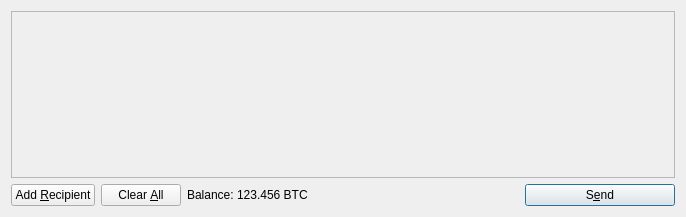
The window that src/qt/forms/sendcoinsdialog.ui (staticlace/bitcoin) describes before a commit, drawn with Qt 5.
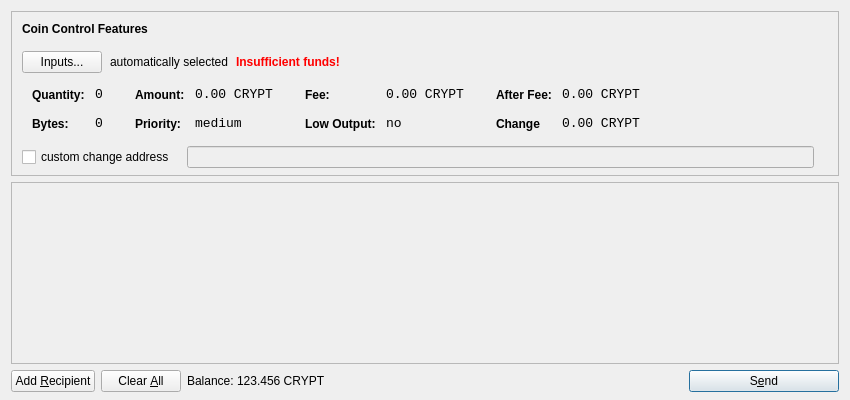
The same window after the commit. Icons and pictures are not drawn.

The edit to the form file:
```diff
--- a/src/qt/forms/sendcoinsdialog.ui
+++ b/src/qt/forms/sendcoinsdialog.ui
@@ -6,14 +6,615 @@
    <rect>
     <x>0</x>
     <y>0</y>
-    <width>686</width>
-    <height>217</height>
+    <width>850</width>
+    <height>400</height>
    </rect>
   </property>
   <property name="windowTitle">
    <string>Send Coins</string>
   </property>
-  <layout class="QVBoxLayout" name="verticalLayout">
+  <layout class="QVBoxLayout" name="verticalLayout" stretch="0,1,0">
+   <property name="bottomMargin">
+    <number>8</number>
+   </property>
+   <item>
+    <widget class="QFrame" name="frameCoinControl">
+     <property name="sizePolicy">
+      <sizepolicy hsizetype="Expanding" vsizetype="Expanding">
+       <horstretch>0</horstretch>
+       <verstretch>0</verstretch>
+      </sizepolicy>
+     </property>
+     <property name="maximumSize">
+      <size>
+       <width>16777215</width>
+       <height>16777215</height>
+      </size>
+     </property>
+     <property name="frameShape">
+      <enum>QFrame::StyledPanel</enum>
+     </property>
+     <property name="frameShadow">
+      <enum>QFrame::Sunken</enum>
+     </property>
+     <layout class="QVBoxLayout" name="verticalLayoutCoinControl2">
+      <property name="spacing">
+       <number>-1</number>
+      </property>
+      <property name="leftMargin">
+       <number>0</number>
+      </property>
+      <property name="topMargin">
+       <number>0</number>
+      </property>
+      <property name="rightMargin">
+       <number>0</number>
+      </property>
+      <property name="bottomMargin">
+       <number>6</number>
+      </property>
+      <item>
+       <layout class="QVBoxLayout" name="verticalLayoutCoinControl" stretch="0,0,0,0,1">
+        <property name="spacing">
+         <number>0</number>
+        </property>
+        <property name="leftMargin">
+         <number>10</number>
+        </property>
+        <property name="topMargin">
+         <number>10</number>
+        </property>
+        <item>
+         <layout class="QHBoxLayout" name="horizontalLayoutCoinControl1">
+          <property name="bottomMargin">
+           <number>15</number>
+          </property>
+          <item>
+           <widget class="QLabel" name="labelCoinControlFeatures">
+            <property name="sizePolicy">
+             <sizepolicy hsizetype="Preferred" vsizetype="Maximum">
+              <horstretch>0</horstretch>
+              <verstretch>0</verstretch>
+             </sizepolicy>
+            </property>
+            <property name="font">
+             <font>
+              <weight>75</weight>
+              <bold>true</bold>
+             </font>
+            </property>
+            <property name="styleSheet">
+             <string notr="true">font-weight:bold;</string>
+            </property>
+            <property name="text">
+             <string>Coin Control Features</string>
+            </property>
+           </widget>
+          </item>
+         </layout>
+        </item>
+        <item>
+         <layout class="QHBoxLayout" name="horizontalLayoutCoinControl2" stretch="0,0,0,0">
+          <property name="spacing">
+           <number>8</number>
+          </property>
+          <property name="bottomMargin">
+           <number>10</number>
+          </property>
+          <item>
+           <widget class="QPushButton" name="pushButtonCoinControl">
+            <property name="styleSheet">
+             <string notr="true"/>
+            </property>
+            <property name="text">
+             <string>Inputs...</string>
+            </property>
+           </widget>
+          </item>
+          <item>
+           <widget class="QLabel" name="labelCoinControlAutomaticallySelected">
+            <property name="text">
+             <string>automatically selected</string>
+            </property>
+            <property name="margin">
+             <number>5</number>
+            </property>
+           </widget>
+          </item>
+          <item>
+           <widget class="QLabel" name="labelCoinControlInsuffFunds">
+            <property name="font">
+             <font>
+              <weight>75</weight>
+              <bold>true</bold>
+             </font>
+            </property>
+            <property name="styleSheet">
+             <string notr="true">color:red;font-weight:bold;</string>
+            </property>
+            <property name="text">
+             <string>Insufficient funds!</string>
+            </property>
+            <property name="margin">
+             <number>5</number>
+            </property>
+           </widget>
+          </item>
+          <item>
+           <spacer name="horizontalSpacerCoinControl">
+            <property name="orientation">
+             <enum>Qt::Horizontal</enum>
+            </property>
+            <property name="sizeHint" stdset="0">
+             <size>
+              <width>40</width>
+              <height>1</height>
+             </size>
+            </property>
+           </spacer>
+          </item>
+         </layout>
+        </item>
+        <item>
+         <widget class="QWidget" name="widgetCoinControl" native="true">
+          <property name="sizePolicy">
+           <sizepolicy hsizetype="Preferred" vsizetype="Preferred">
+            <horstretch>0</horstretch>
+            <verstretch>0</verstretch>
+           </sizepolicy>
+          </property>
+          <property name="minimumSize">
+           <size>
+            <width>0</width>
+            <height>0</height>
+           </size>
+          </property>
+          <property name="styleSheet">
+           <string notr="true"/>
+          </property>
+          <layout class="QHBoxLayout" name="horizontalLayoutCoinControl5">
+           <property name="margin">
+            <number>0</number>
+           </property>
+           <item>
+            <layout class="QHBoxLayout" name="horizontalLayoutCoinControl3" stretch="0,0,0,1">
+             <property name="spacing">
+              <number>20</number>
+             </property>
+             <property name="topMargin">
+              <number>0</number>
+             </property>
+             <property name="bottomMargin">
+              <number>10</number>
+             </property>
+             <item>
+              <layout class="QFormLayout" name="formLayoutCoinControl1">
+               <property name="horizontalSpacing">
+                <number>10</number>
+               </property>
+               <property name="verticalSpacing">
+                <number>14</number>
+               </property>
+               <property name="leftMargin">
+                <number>10</number>
+               </property>
+               <property name="topMargin">
+                <number>4</number>
+               </property>
+               <property name="rightMargin">
+                <number>6</number>
+               </property>
+               <item row="0" column="0">
+                <widget class="QLabel" name="labelCoinControlQuantityText">
+                 <property name="styleSheet">
+                  <string notr="true">font-weight:bold;</string>
+                 </property>
+                 <property name="text">
+                  <string>Quantity:</string>
+                 </property>
+                 <property name="margin">
+                  <number>0</number>
+                 </property>
+                </widget>
+               </item>
+               <item row="0" column="1">
+                <widget class="QLabel" name="labelCoinControlQuantity">
+                 <property name="font">
+                  <font>
+                   <family>Monospace</family>
+                   <pointsize>10</pointsize>
+                  </font>
+                 </property>
+                 <property name="cursor">
+                  <cursorShape>IBeamCursor</cursorShape>
+                 </property>
+                 <property name="contextMenuPolicy">
+                  <enum>Qt::ActionsContextMenu</enum>
+                 </property>
+                 <property name="text">
+                  <string>0</string>
+                 </property>
+                 <property name="margin">
+                  <number>0</number>
+                 </property>
+                 <property name="textInteractionFlags">
+                  <set>Qt::LinksAccessibleByMouse|Qt::TextSelectableByKeyboard|Qt::TextSelectableByMouse</set>
+                 </property>
+                </widget>
+               </item>
+               <item row="1" column="0">
+                <widget class="QLabel" name="labelCoinControlBytesText">
+                 <property name="styleSheet">
+                  <string notr="true">font-weight:bold;</string>
+                 </property>
+                 <property name="text">
+                  <string>Bytes:</string>
+                 </property>
+                </widget>
+               </item>
+               <item row="1" column="1">
+                <widget class="QLabel" name="labelCoinControlBytes">
+                 <property name="font">
+                  <font>
+                   <family>Monospace</family>
+                   <pointsize>10</pointsize>
+                  </font>
+                 </property>
+                 <property name="cursor">
+                  <cursorShape>IBeamCursor</cursorShape>
+                 </property>
+                 <property name="contextMenuPolicy">
+                  <enum>Qt::ActionsContextMenu</enum>
+                 </property>
+                 <property name="text">
+                  <string>0</string>
+                 </property>
+                 <property name="textInteractionFlags">
+                  <set>Qt::LinksAccessibleByMouse|Qt::TextSelectableByKeyboard|Qt::TextSelectableByMouse</set>
+                 </property>
+                </widget>
+               </item>
+              </layout>
+             </item>
+             <item>
+              <layout class="QFormLayout" name="formLayoutCoinControl2">
+               <property name="horizontalSpacing">
+                <number>10</number>
+               </property>
+               <property name="verticalSpacing">
+                <number>14</number>
+               </property>
+               <property name="leftMargin">
+                <number>6</number>
+               </property>
+               <property name="topMargin">
+                <number>4</number>
+               </property>
+               <property name="rightMargin">
+                <number>6</number>
+               </property>
+               <item row="0" column="0">
+                <widget class="QLabel" name="labelCoinControlAmountText">
+                 <property name="styleSheet">
+                  <string notr="true">font-weight:bold;</string>
+                 </property>
+                 <property name="text">
+                  <string>Amount:</string>
+                 </property>
+                 <property name="margin">
+                  <number>0</number>
+                 </property>
+                </widget>
+               </item>
+               <item row="0" column="1">
+                <widget class="QLabel" name="labelCoinControlAmount">
+                 <property name="font">
+                  <font>
+                   <family>Monospace</family>
+                   <pointsize>10</pointsize>
+                  </font>
+                 </property>
+                 <property name="cursor">
+                  <cursorShape>IBeamCursor</cursorShape>
+                 </property>
+                 <property name="contextMenuPolicy">
+                  <enum>Qt::ActionsContextMenu</enum>
+                 </property>
+                 <property name="text">
+                  <string>0.00 CRYPT</string>
+                 </property>
+                 <property name="textInteractionFlags">
+                  <set>Qt::LinksAccessibleByMouse|Qt::TextSelectableByKeyboard|Qt::TextSelectableByMouse</set>
+                 </property>
+                </widget>
+               </item>
+               <item row="1" column="0">
+                <widget class="QLabel" name="labelCoinControlPriorityText">
+                 <property name="styleSheet">
+                  <string notr="true">font-weight:bold;</string>
+                 </property>
+                 <property name="text">
+                  <string>Priority:</string>
+                 </property>
+                </widget>
+               </item>
+               <item row="1" column="1">
+                <widget class="QLabel" name="labelCoinControlPriority">
+                 <property name="font">
+                  <font>
+                   <family>Monospace</family>
+                   <pointsize>10</pointsize>
+                  </font>
+                 </property>
+                 <property name="cursor">
+                  <cursorShape>IBeamCursor</cursorShape>
+                 </property>
+                 <property name="contextMenuPolicy">
+                  <enum>Qt::ActionsContextMenu</enum>
+                 </property>
+                 <property name="text">
+                  <string>medium</string>
+                 </property>
+                 <property name="textInteractionFlags">
+                  <set>Qt::LinksAccessibleByMouse|Qt::TextSelectableByKeyboard|Qt::TextSelectableByMouse</set>
+                 </property>
+                </widget>
+               </item>
+              </layout>
+             </item>
+             <item>
+              <layout class="QFormLayout" name="formLayoutCoinControl3">
+               <property name="horizontalSpacing">
+                <number>10</number>
+               </property>
+               <property name="verticalSpacing">
+                <number>14</number>
+               </property>
+               <property name="leftMargin">
+                <number>6</number>
+               </property>
+               <property name="topMargin">
+                <number>4</number>
+               </property>
+               <property name="rightMargin">
+                <number>6</number>
+               </property>
+               <item row="0" column="0">
+                <widget class="QLabel" name="labelCoinControlFeeText">
+                 <property name="styleSheet">
+                  <string notr="true">font-weight:bold;</string>
+                 </property>
+                 <property name="text">
+                  <string>Fee:</string>
+                 </property>
+                 <property name="margin">
+                  <number>0</number>
+                 </property>
+                </widget>
+               </item>
+               <item row="0" column="1">
+                <widget class="QLabel" name="labelCoinControlFee">
+                 <property name="font">
+                  <font>
+                   <family>Monospace</family>
+                   <pointsize>10</pointsize>
+                  </font>
+                 </property>
+                 <property name="cursor">
+                  <cursorShape>IBeamCursor</cursorShape>
+                 </property>
+                 <property name="contextMenuPolicy">
+                  <enum>Qt::ActionsContextMenu</enum>
+                 </property>
+                 <property name="text">
+                  <string>0.00 CRYPT</string>
+                 </property>
+                 <property name="textInteractionFlags">
+                  <set>Qt::LinksAccessibleByMouse|Qt::TextSelectableByKeyboard|Qt::TextSelectableByMouse</set>
+                 </property>
+                </widget>
+               </item>
+               <item row="1" column="0">
+                <widget class="QLabel" name="labelCoinControlLowOutputText">
+                 <property name="styleSheet">
+                  <string notr="true">font-weight:bold;</string>
+                 </property>
+                 <property name="text">
+                  <string>Low Output:</string>
+                 </property>
+                </widget>
+               </item>
+               <item row="1" column="1">
+                <widget class="QLabel" name="labelCoinControlLowOutput">
+                 <property name="font">
+                  <font>
+                   <family>Monospace</family>
+                   <pointsize>10</pointsize>
+                  </font>
+                 </property>
+                 <property name="cursor">
+                  <cursorShape>IBeamCursor</cursorShape>
+                 </property>
+                 <property name="contextMenuPolicy">
+                  <enum>Qt::ActionsContextMenu</enum>
+                 </property>
+                 <property name="text">
+                  <string>no</string>
+                 </property>
+                 <property name="textInteractionFlags">
+                  <set>Qt::LinksAccessibleByMouse|Qt::TextSelectableByKeyboard|Qt::TextSelectableByMouse</set>
+                 </property>
+                </widget>
+               </item>
+              </layout>
+             </item>
+             <item>
+              <layout class="QFormLayout" name="formLayoutCoinControl4">
+               <property name="horizontalSpacing">
+                <number>10</number>
+               </property>
+               <property name="verticalSpacing">
+                <number>14</number>
+               </property>
+               <property name="leftMargin">
+                <number>6</number>
+               </property>
+               <property name="topMargin">
+                <number>4</number>
+               </property>
+               <property name="rightMargin">
+                <number>6</number>
+               </property>
+               <item row="0" column="0">
+                <widget class="QLabel" name="labelCoinControlAfterFeeText">
+                 <property name="styleSheet">
+                  <string notr="true">font-weight:bold;</string>
+                 </property>
+                 <property name="text">
+                  <string>After Fee:</string>
+                 </property>
+                 <property name="margin">
+                  <number>0</number>
+                 </property>
+                </widget>
+               </item>
+               <item row="0" column="1">
+                <widget class="QLabel" name="labelCoinControlAfterFee">
+                 <property name="font">
+                  <font>
+                   <family>Monospace</family>
+                   <pointsize>10</pointsize>
+                  </font>
+                 </property>
+                 <property name="cursor">
+                  <cursorShape>IBeamCursor</cursorShape>
+                 </property>
+                 <property name="contextMenuPolicy">
+                  <enum>Qt::ActionsContextMenu</enum>
+                 </property>
+                 <property name="text">
+                  <string>0.00 CRYPT</string>
+                 </property>
+                 <property name="textInteractionFlags">
+                  <set>Qt::LinksAccessibleByMouse|Qt::TextSelectableByKeyboard|Qt::TextSelectableByMouse</set>
+                 </property>
+                </widget>
+               </item>
+               <item row="1" column="0">
+                <widget class="QLabel" name="labelCoinControlChangeText">
+                 <property name="styleSheet">
+                  <string notr="true">font-weight:bold;</string>
+                 </property>
+                 <property name="text">
+                  <string>Change</string>
+                 </property>
+                </widget>
+               </item>
+               <item row="1" column="1">
+                <widget class="QLabel" name="labelCoinControlChange">
+                 <property name="font">
+                  <font>
+                   <family>Monospace</family>
+                   <pointsize>10</pointsize>
+                  </font>
+                 </property>
+                 <property name="cursor">
+                  <cursorShape>IBeamCursor</cursorShape>
+                 </property>
+                 <property name="contextMenuPolicy">
+                  <enum>Qt::ActionsContextMenu</enum>
+                 </property>
+                 <property name="text">
+                  <string>0.00 CRYPT</string>
+                 </property>
+                 <property name="textInteractionFlags">
+                  <set>Qt::LinksAccessibleByMouse|Qt::TextSelectableByKeyboard|Qt::TextSelectableByMouse</set>
+                 </property>
+                </widget>
+               </item>
+              </layout>
+             </item>
+            </layout>
+           </item>
+          </layout>
+         </widget>
+        </item>
+        <item>
+         <layout class="QHBoxLayout" name="horizontalLayoutCoinControl4" stretch="0,0,0">
+          <property name="spacing">
+           <number>12</number>
+          </property>
+          <property name="sizeConstraint">
+           <enum>QLayout::SetDefaultConstraint</enum>
+          </property>
+          <property name="topMargin">
+           <number>5</number>
+          </property>
+          <property name="rightMargin">
+           <number>5</number>
+          </property>
+          <item>
+           <widget class="QCheckBox" name="checkBoxCoinControlChange">
+            <property name="text">
+             <string>custom change address</string>
+            </property>
+           </widget>
+          </item>
+          <item>
+           <widget class="QLineEdit" name="lineEditCoinControlChange">
+            <property name="enabled">
+             <bool>false</bool>
+            </property>
+            <property name="sizePolicy">
+             <sizepolicy hsizetype="Expanding" vsizetype="Fixed">
+              <horstretch>0</horstretch>
+              <verstretch>0</verstretch>
+             </sizepolicy>
+            </property>
+           </widget>
+          </item>
+          <item>
+           <widget class="QLabel" name="labelCoinControlChangeLabel">
+            <property name="sizePolicy">
+             <sizepolicy hsizetype="Preferred" vsizetype="Expanding">
+              <horstretch>0</horstretch>
+              <verstretch>0</verstretch>
+             </sizepolicy>
+            </property>
+            <property name="minimumSize">
+             <size>
+              <width>0</width>
+              <height>0</height>
+             </size>
+            </property>
+            <property name="text">
+             <string/>
+            </property>
+            <property name="margin">
+             <number>3</number>
+            </property>
+           </widget>
+          </item>
+         </layout>
+        </item>
+        <item>
+         <spacer name="verticalSpacerCoinControl">
+          <property name="orientation">
+           <enum>Qt::Vertical</enum>
+          </property>
+          <property name="sizeHint" stdset="0">
+           <size>
+            <width>800</width>
+            <height>1</height>
+           </size>
+          </property>
+         </spacer>
+        </item>
+       </layout>
+      </item>
+     </layout>
+    </widget>
+   </item>
    <item>
     <widget class="QScrollArea" name="scrollArea">
      <property name="widgetResizable">
@@ -24,7 +625,7 @@
        <rect>
         <x>0</x>
         <y>0</y>
-        <width>666</width>
+        <width>830</width>
         <height>165</height>
        </rect>
       </property>
@@ -108,6 +709,12 @@
        </property>
        <item>
         <widget class="QLabel" name="label">
+         <property name="sizePolicy">
+          <sizepolicy hsizetype="Preferred" vsizetype="Fixed">
+           <horstretch>0</horstretch>
+           <verstretch>0</verstretch>
+          </sizepolicy>
+         </property>
          <property name="text">
           <string>Balance:</string>
          </property>
@@ -115,11 +722,17 @@
        </item>
        <item>
         <widget class="QLabel" name="labelBalance">
+         <property name="sizePolicy">
+          <sizepolicy hsizetype="Preferred" vsizetype="Fixed">
+           <horstretch>0</horstretch>
+           <verstretch>0</verstretch>
+          </sizepolicy>
+         </property>
          <property name="cursor">
           <cursorShape>IBeamCursor</cursorShape>
          </property>
          <property name="text">
-          <string>123.456 BTC</string>
+          <string>123.456 CRYPT</string>
          </property>
          <property name="textInteractionFlags">
           <set>Qt::LinksAccessibleByMouse|Qt::TextSelectableByKeyboard|Qt::TextSelectableByMouse</set>
```
